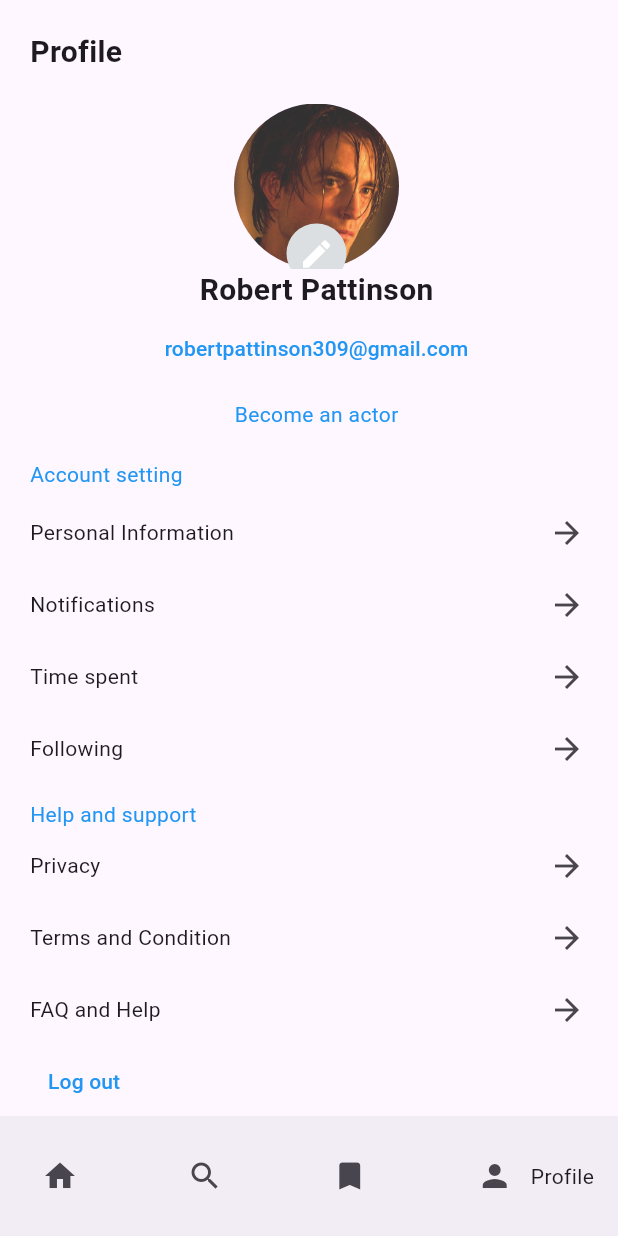
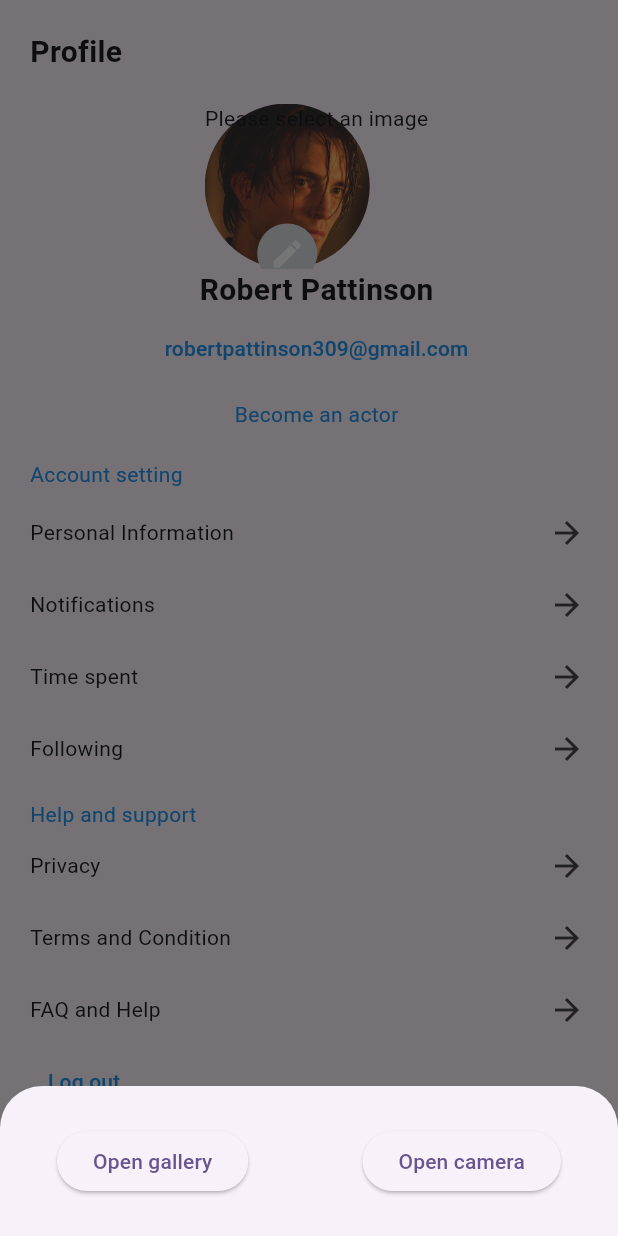
Before and after one commit to Sanzay-Chaudhary/News-App, a Flutter app: the ProfilePage screen opened directly, after a tap on the "edit" icon, on a phone screen of 412 x 824 dp. Run offline on Flutter 3.47's test engine with Material 3 defaults, Android fonts, the phone set to English and light mode, and no system bars; our stand-ins replace image_picker; missing offline and left inert: dart:html; network calls fail.

Commit message:
lauched image picker

```diff
--- a/lib/features/profile/page/profile_page.dart
+++ b/lib/features/profile/page/profile_page.dart
@@ -1,3 +1,5 @@
+import 'dart:io';
+
 import 'package:flutter/cupertino.dart';
 import 'package:flutter/material.dart';
 import 'package:flutter/rendering.dart';
@@ -8,6 +10,27 @@ import 'package:news_app/features/home/page/login_page.dart';
 import 'package:news_app/features/enviroment/page/enviroment_page.dart';
 import 'package:image_picker/image_picker.dart';
 
+void main() {
+  runApp(const MyApp());
+}
+
+class MyApp extends StatelessWidget {
+  const MyApp({super.key});
+
+  // This widget is the root of your application.
+  @override
+  Widget build(BuildContext context) {
+    return MaterialApp(
+      title: 'Flutter Demo',
+      theme: ThemeData(
+        colorScheme: ColorScheme.fromSeed(seedColor: Colors.deepPurple),
+        useMaterial3: true,
+      ),
+      home: const ProfilePage(),
+    );
+  }
+}
+
 class ProfilePage extends StatefulWidget {
   const ProfilePage({super.key});
 
@@ -16,6 +39,18 @@ class ProfilePage extends StatefulWidget {
 }
 
 class _ProfilePageState extends State<ProfilePage> {
+  File? _image;
+  final ImagePicker _picker = ImagePicker();
+
+  void openImagePicker(ImageSource source) async {
+    final XFile? pickedImage = await _picker.pickImage(source: source);
+    if (pickedImage != null) {
+      _image = File(pickedImage.path);
+
+      setState(() {});
+    }
+  }
+
   @override
   Widget build(BuildContext context) {
     return Scaffold(
@@ -53,13 +88,43 @@ class _ProfilePageState extends State<ProfilePage> {
                             backgroundColor:
                                 const Color.fromARGB(255, 219, 223, 226),
                             child: IconButton(
-                                onPressed: () {},
+                                onPressed: () {
+                                  showModalBottomSheet(
+                                    context: context,
+                                    builder: (context) => Container(
+                                      height: 100,
+                                      child: Row(
+                                        mainAxisAlignment:
+                                            MainAxisAlignment.spaceAround,
+                                        children: [
+                                          ElevatedButton(
+                                              onPressed: () {
+                                                openImagePicker(
+                                                    ImageSource.gallery);
+                                              },
+                                              child:
+                                                  const Text("Open gallery")),
+                                          ElevatedButton(
+                                            onPressed: () {
+                                              openImagePicker(
+                                                  ImageSource.camera);
+                                            },
+                                            child: const Text("Open camera"),
+                                          )
+                                        ],
+                                      ),
+                                    ),
+                                  );
+                                },
                                 icon: const Icon(
                                   Icons.edit,
                                   color: Colors.white,
                                 )),
                           ),
                         ),
+                        _image != null
+                            ? Image.file(_image!)
+                            : const Text("Please select an image"),
                       ],
                     ),
                     const Text(
@@ -131,7 +196,7 @@ class _ProfilePageState extends State<ProfilePage> {
               onPressed: () {},
             ),
             IconButton(
-              icon: const Icon(Icons.search),
+              icon: const Icon(Icons.call),
               onPressed: () {},
             ),
             IconButton(
```
